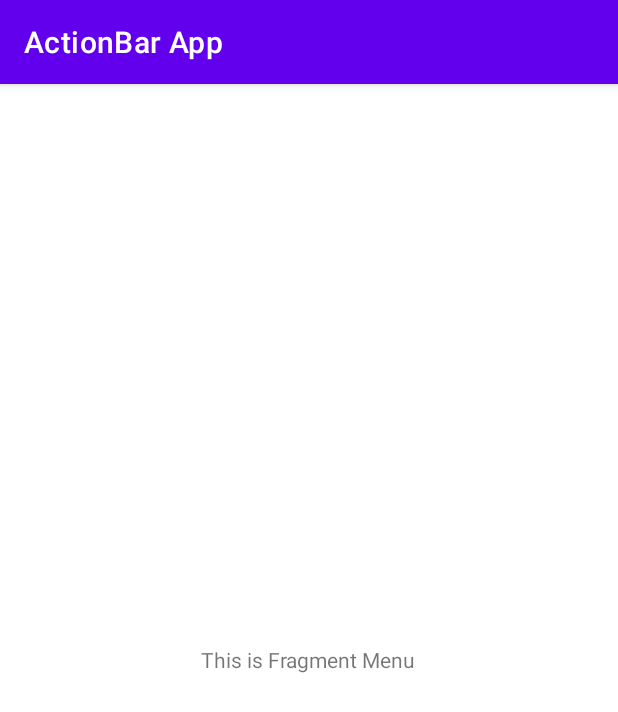
After one commit to ricky-kiva/andro-actionbar, an Android app: the fragment MenuFragment shown on its own in the app's theme, on a phone screen of 412 x 824 dp. The commit adds this screen. Shown: the top 712 px of the screen. Run offline under Robolectric (Android 15) with nearby library versions, the phone set to English and light mode, and no system bars.

Commit message:
add MenuFragment

```diff
--- /dev/null
+++ b/app/src/main/java/com/rickyslash/actionbarapp/MenuFragment.kt
@@ -0,0 +1,59 @@
+package com.rickyslash.actionbarapp
+
+import android.os.Bundle
+import androidx.fragment.app.Fragment
+import android.view.LayoutInflater
+import android.view.View
+import android.view.ViewGroup
+
+// TODO: Rename parameter arguments, choose names that match
+// the fragment initialization parameters, e.g. ARG_ITEM_NUMBER
+private const val ARG_PARAM1 = "param1"
+private const val ARG_PARAM2 = "param2"
+
+/**
+ * A simple [Fragment] subclass.
+ * Use the [MenuFragment.newInstance] factory method to
+ * create an instance of this fragment.
+ */
+class MenuFragment : Fragment() {
+    // TODO: Rename and change types of parameters
+    private var param1: String? = null
+    private var param2: String? = null
+
+    override fun onCreate(savedInstanceState: Bundle?) {
+        super.onCreate(savedInstanceState)
+        arguments?.let {
+            param1 = it.getString(ARG_PARAM1)
+            param2 = it.getString(ARG_PARAM2)
+        }
+    }
+
+    override fun onCreateView(
+        inflater: LayoutInflater, container: ViewGroup?,
+        savedInstanceState: Bundle?
+    ): View? {
+        // Inflate the layout for this fragment
+        return inflater.inflate(R.layout.fragment_menu, container, false)
+    }
+
+    companion object {
+        /**
+         * Use this factory method to create a new instance of
+         * this fragment using the provided parameters.
+         *
+         * @param param1 Parameter 1.
+         * @param param2 Parameter 2.
+         * @return A new instance of fragment MenuFragment.
+         */
+        // TODO: Rename and change types and number of parameters
+        @JvmStatic
+        fun newInstance(param1: String, param2: String) =
+            MenuFragment().apply {
+                arguments = Bundle().apply {
+                    putString(ARG_PARAM1, param1)
+                    putString(ARG_PARAM2, param2)
+                }
+            }
+    }
+}
--- /dev/null
+++ b/app/src/main/res/layout/fragment_menu.xml
@@ -0,0 +1,14 @@
+<?xml version="1.0" encoding="utf-8"?>
+<RelativeLayout xmlns:android="http://schemas.android.com/apk/res/android"
+    xmlns:tools="http://schemas.android.com/tools"
+    android:layout_width="match_parent"
+    android:layout_height="match_parent"
+    tools:context=".MenuFragment">
+
+    <TextView
+        android:layout_width="wrap_content"
+        android:layout_height="wrap_content"
+        android:layout_centerInParent="true"
+        android:text="@string/this_fragment" />
+
+</RelativeLayout>
--- a/app/src/main/res/values/strings.xml
+++ b/app/src/main/res/values/strings.xml
@@ -2,7 +2,7 @@
     <string name="app_name">ActionBar App</string>
     <string name="hello_blank_fragment">Hello blank fragment</string>
     <string name="this_activity">This is Activity Menu</string>
-    <string name="this_fragment">This is Activity Fragment</string>
+    <string name="this_fragment">This is Fragment Menu</string>
     <string name="search">Search</string>
     <string name="menu_1">First Menu</string>
     <string name="menu_2">Second Menu</string>
```
